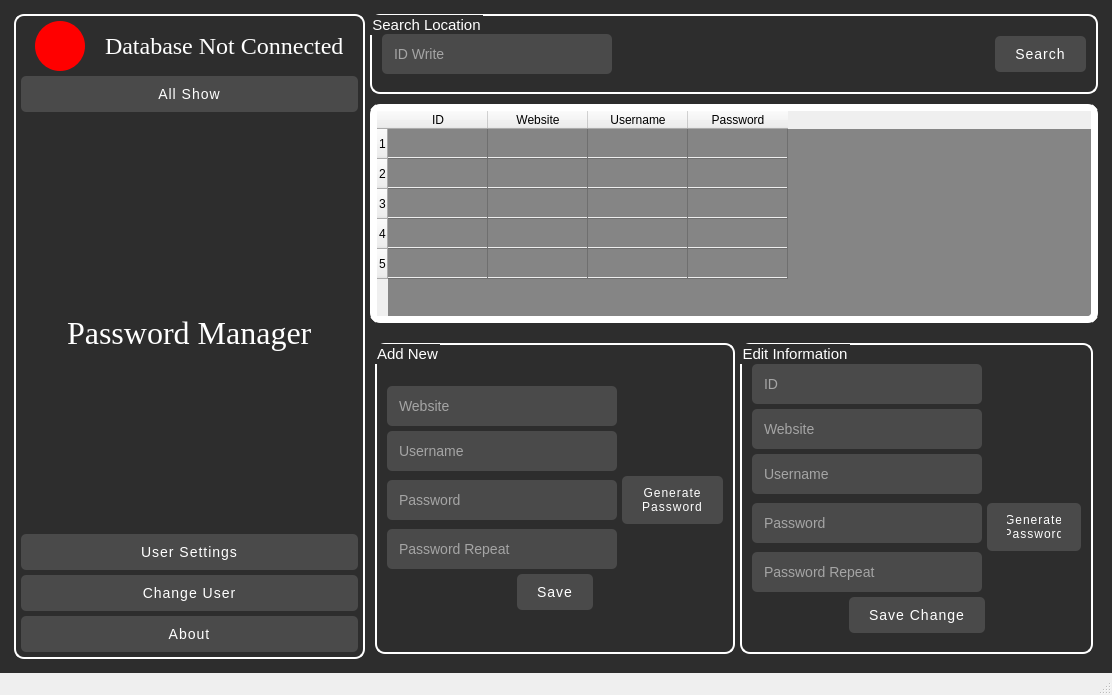
This is Tasarım/main.ui in fikretkarsila/Password-Manager as Qt 5 draws it before an edit. The edited form follows.
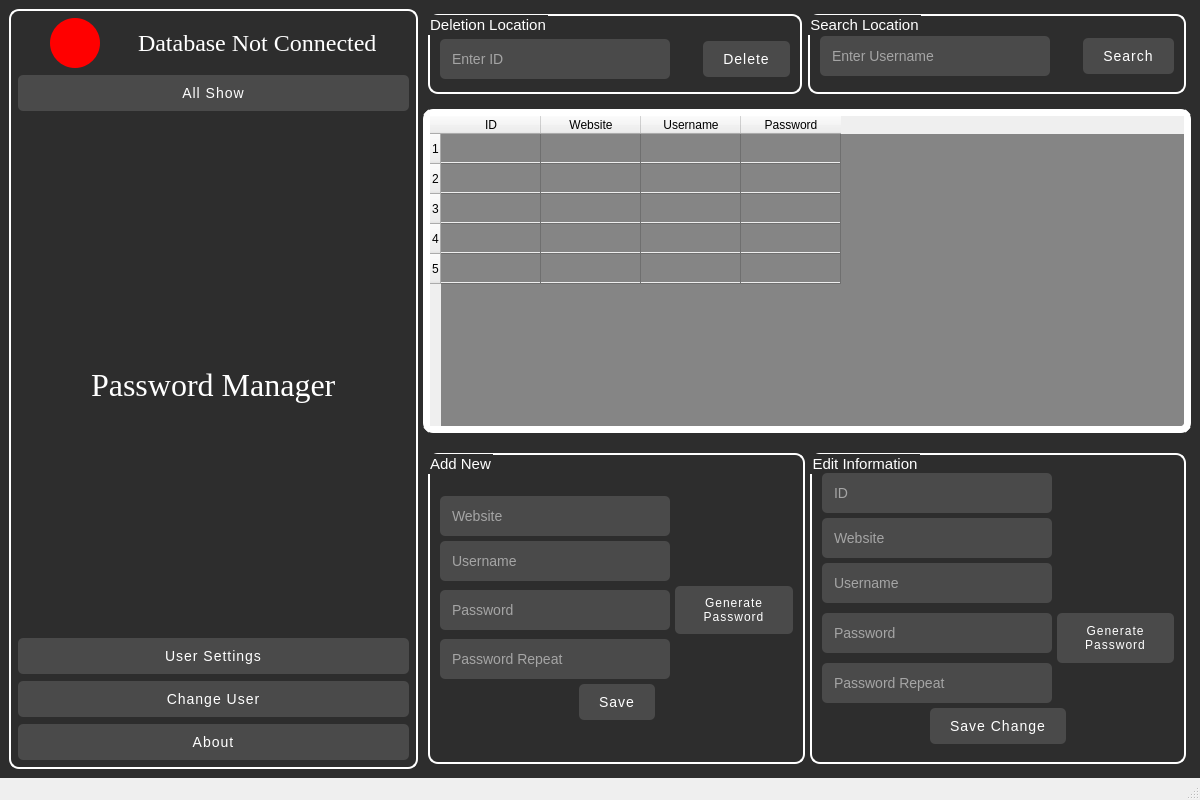
This is the edited form. Icons and pictures are not drawn.

```diff
--- a/Tasarım/main.ui
+++ b/Tasarım/main.ui
@@ -6,20 +6,20 @@
    <rect>
     <x>0</x>
     <y>0</y>
-    <width>1112</width>
-    <height>695</height>
+    <width>1200</width>
+    <height>800</height>
    </rect>
   </property>
   <property name="minimumSize">
    <size>
-    <width>1112</width>
-    <height>695</height>
+    <width>1200</width>
+    <height>800</height>
    </size>
   </property>
   <property name="maximumSize">
    <size>
-    <width>1112</width>
-    <height>695</height>
+    <width>1200</width>
+    <height>800</height>
    </size>
   </property>
   <property name="windowTitle">
@@ -42,23 +42,23 @@
        <number>5</number>
       </property>
       <property name="leftMargin">
-       <number>5</number>
+       <number>0</number>
       </property>
       <property name="topMargin">
-       <number>5</number>
+       <number>0</number>
       </property>
       <property name="rightMargin">
-       <number>5</number>
+       <number>0</number>
       </property>
       <property name="bottomMargin">
-       <number>5</number>
+       <number>0</number>
       </property>
       <item>
        <widget class="QGroupBox" name="groupBox_4">
         <property name="minimumSize">
          <size>
-          <width>337</width>
-          <height>626</height>
+          <width>0</width>
+          <height>0</height>
          </size>
         </property>
         <property name="styleSheet">
@@ -92,19 +92,19 @@
          <item>
           <layout class="QVBoxLayout" name="verticalLayout_11">
            <property name="spacing">
-            <number>5</number>
+            <number>7</number>
            </property>
            <property name="leftMargin">
-            <number>5</number>
+            <number>7</number>
            </property>
            <property name="topMargin">
-            <number>5</number>
+            <number>7</number>
            </property>
            <property name="rightMargin">
-            <number>5</number>
+            <number>7</number>
            </property>
            <property name="bottomMargin">
-            <number>5</number>
+            <number>7</number>
            </property>
            <item>
             <layout class="QHBoxLayout" name="horizontalLayout_20">
@@ -587,6 +587,198 @@
               <property name="bottomMargin">
                <number>0</number>
               </property>
+             </layout>
+            </item>
+            <item>
+             <layout class="QHBoxLayout" name="horizontalLayout_16">
+              <property name="spacing">
+               <number>6</number>
+              </property>
+              <property name="leftMargin">
+               <number>5</number>
+              </property>
+              <property name="topMargin">
+               <number>5</number>
+              </property>
+              <property name="rightMargin">
+               <number>5</number>
+              </property>
+              <property name="bottomMargin">
+               <number>5</number>
+              </property>
+              <item>
+               <widget class="QGroupBox" name="groupBox_5">
+                <property name="minimumSize">
+                 <size>
+                  <width>0</width>
+                  <height>80</height>
+                 </size>
+                </property>
+                <property name="maximumSize">
+                 <size>
+                  <width>16777215</width>
+                  <height>80</height>
+                 </size>
+                </property>
+                <property name="sizeIncrement">
+                 <size>
+                  <width>0</width>
+                  <height>0</height>
+                 </size>
+                </property>
+                <property name="styleSheet">
+                 <string notr="true">QGroupBox {
+   color:#fff;
+   font: 11pt;
+   border-radius: 10px;
+   border: 2px solid #fff;
+}
+</string>
+                </property>
+                <property name="title">
+                 <string>Deletion Location</string>
+                </property>
+                <layout class="QHBoxLayout" name="horizontalLayout_23" stretch="0">
+                 <property name="spacing">
+                  <number>5</number>
+                 </property>
+                 <property name="leftMargin">
+                  <number>5</number>
+                 </property>
+                 <property name="topMargin">
+                  <number>5</number>
+                 </property>
+                 <property name="rightMargin">
+                  <number>5</number>
+                 </property>
+                 <property name="bottomMargin">
+                  <number>5</number>
+                 </property>
+                 <item>
+                  <layout class="QHBoxLayout" name="horizontalLayout_24">
+                   <property name="spacing">
+                    <number>5</number>
+                   </property>
+                   <property name="leftMargin">
+                    <number>5</number>
+                   </property>
+                   <property name="topMargin">
+                    <number>10</number>
+                   </property>
+                   <property name="rightMargin">
+                    <number>5</number>
+                   </property>
+                   <property name="bottomMargin">
+                    <number>0</number>
+                   </property>
+                   <item>
+                    <widget class="QLineEdit" name="id_del">
+                     <property name="minimumSize">
+                      <size>
+                       <width>230</width>
+                       <height>40</height>
+                      </size>
+                     </property>
+                     <property name="maximumSize">
+                      <size>
+                       <width>200</width>
+                       <height>40</height>
+                      </size>
+                     </property>
+                     <property name="font">
+                      <font>
+                       <pointsize>-1</pointsize>
+                      </font>
+                     </property>
+                     <property name="styleSheet">
+                      <string notr="true">#id_del {
+  background-color: #4A4A4A;
+  color: #fff;
+  padding: 5px 10px;
+  border: none;
+  border-radius: 5px;
+font-size: 14px;
+}
+
+#id_del:focus {
+border: 2px solid #fff;
+  outline: none;
+}
+
+
+</string>
+                     </property>
+                     <property name="inputMask">
+                      <string/>
+                     </property>
+                     <property name="placeholderText">
+                      <string>Enter ID</string>
+                     </property>
+                    </widget>
+                   </item>
+                   <item>
+                    <spacer name="horizontalSpacer_22">
+                     <property name="orientation">
+                      <enum>Qt::Horizontal</enum>
+                     </property>
+                     <property name="sizeHint" stdset="0">
+                      <size>
+                       <width>40</width>
+                       <height>20</height>
+                      </size>
+                     </property>
+                    </spacer>
+                   </item>
+                   <item>
+                    <widget class="QPushButton" name="data_delete">
+                     <property name="maximumSize">
+                      <size>
+                       <width>16777215</width>
+                       <height>16777215</height>
+                      </size>
+                     </property>
+                     <property name="styleSheet">
+                      <string notr="true">QPushButton {
+  background-color: #4A4A4A;
+  color: #fff;
+  padding: 10px 20px;
+  border: none;
+  border-radius: 5px;
+  font-size: 14px;
+
+  letter-spacing: 1px;
+  transition: background-color 0.2s ease-in-out;
+}
+
+QPushButton:hover {
+  background-color: #666;
+}
+
+QPushButton:pressed {
+  background-color: #333;
+}
+</string>
+                     </property>
+                     <property name="text">
+                      <string>Delete</string>
+                     </property>
+                     <property name="icon">
+                      <iconset>
+                       <normaloff>../Resimler/trash_beyaz.png</normaloff>../Resimler/trash_beyaz.png</iconset>
+                     </property>
+                     <property name="iconSize">
+                      <size>
+                       <width>22</width>
+                       <height>22</height>
+                      </size>
+                     </property>
+                    </widget>
+                   </item>
+                  </layout>
+                 </item>
+                </layout>
+               </widget>
+              </item>
               <item>
                <widget class="QGroupBox" name="groupBox_3">
                 <property name="minimumSize">
@@ -619,26 +811,41 @@
                 <property name="title">
                  <string>Search Location</string>
                 </property>
-                <layout class="QHBoxLayout" name="horizontalLayout_16" stretch="0">
+                <layout class="QHBoxLayout" name="horizontalLayout_17" stretch="0">
                  <property name="spacing">
-                  <number>10</number>
+                  <number>5</number>
                  </property>
                  <property name="leftMargin">
-                  <number>10</number>
+                  <number>5</number>
                  </property>
                  <property name="topMargin">
-                  <number>10</number>
+                  <number>5</number>
                  </property>
                  <property name="rightMargin">
-                  <number>10</number>
+                  <number>5</number>
                  </property>
                  <property name="bottomMargin">
-                  <number>10</number>
+                  <number>5</number>
                  </property>
                  <item>
-                  <layout class="QHBoxLayout" name="horizontalLayout_17">
+                  <layout class="QHBoxLayout" name="horizontalLayout_35">
+                   <property name="spacing">
+                    <number>5</number>
+                   </property>
+                   <property name="leftMargin">
+                    <number>5</number>
+                   </property>
+                   <property name="topMargin">
+                    <number>5</number>
+                   </property>
+                   <property name="rightMargin">
+                    <number>5</number>
+                   </property>
+                   <property name="bottomMargin">
+                    <number>0</number>
+                   </property>
                    <item>
-                    <widget class="QLineEdit" name="id_search">
+                    <widget class="QLineEdit" name="username_search">
                      <property name="minimumSize">
                       <size>
                        <width>230</width>
@@ -657,7 +864,7 @@
                       </font>
                      </property>
                      <property name="styleSheet">
-                      <string notr="true">#id_search {
+                      <string notr="true">#username_search {
   background-color: #4A4A4A;
   color: #fff;
   padding: 5px 10px;
@@ -678,7 +885,7 @@
                       <string/>
                      </property>
                      <property name="placeholderText">
-                      <string>ID Write</string>
+                      <string>Enter Username</string>
                      </property>
                     </widget>
                    </item>
@@ -767,7 +974,7 @@
   border: none;
   font-size: 14px;
   font-weight: normal;
-  color: #333;
+  color: #fff;
   border-radius: 10px;
   border: 7px solid #fff;
 }
@@ -1273,7 +1480,7 @@
            <widget class="QGroupBox" name="groupBox_2">
             <property name="minimumSize">
              <size>
-              <width>353</width>
+              <width>360</width>
               <height>311</height>
              </size>
             </property>
@@ -1565,8 +1772,8 @@
                   <widget class="QPushButton" name="generate_password_edit">
                    <property name="minimumSize">
                     <size>
-                     <width>91</width>
-                     <height>48</height>
+                     <width>100</width>
+                     <height>50</height>
                     </size>
                    </property>
                    <property name="maximumSize">
```
Left out of the diff: 31 changed lines with no effect on the pictures.
